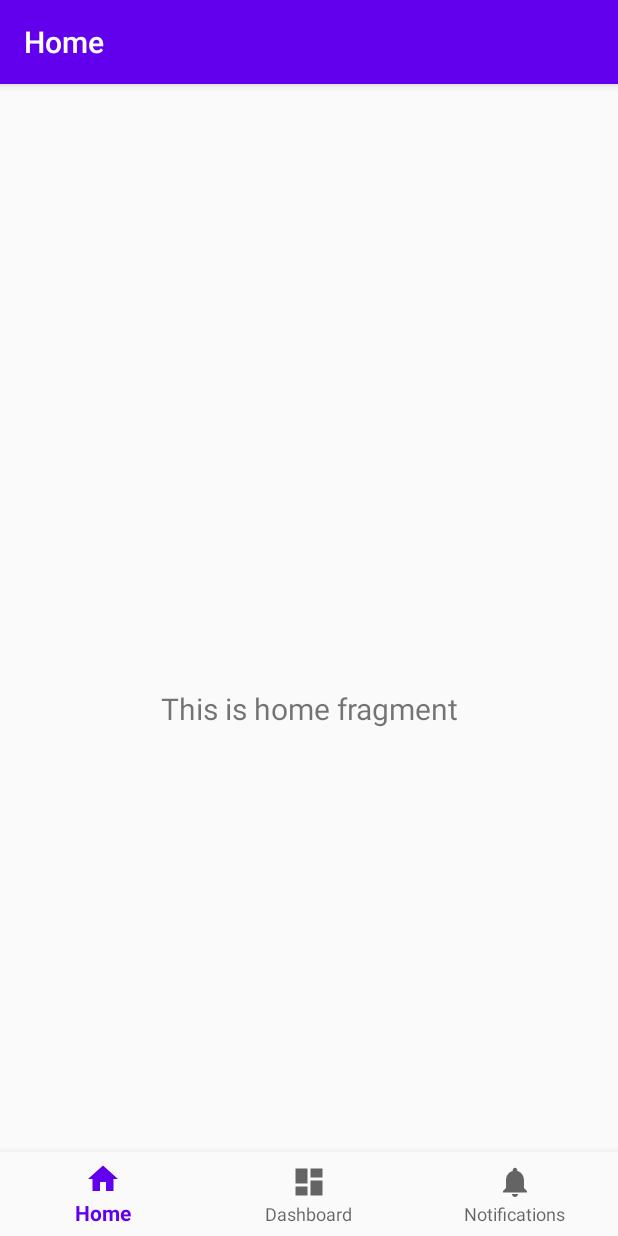
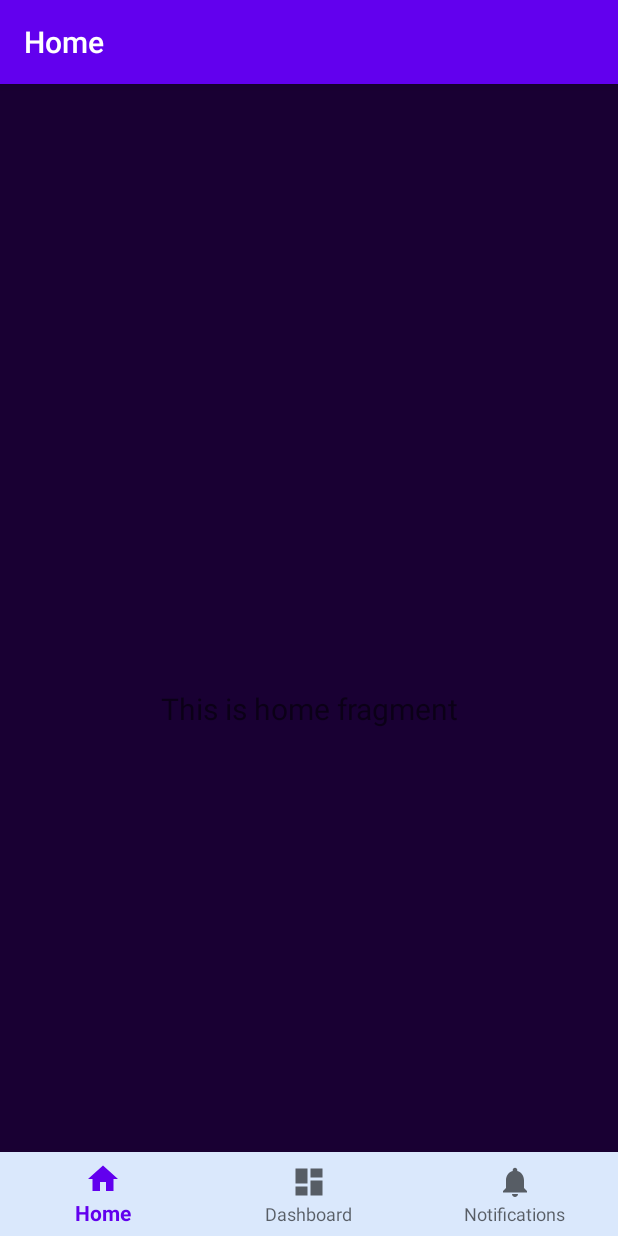
Before and after one commit to Igbooo/SleepTracker, an Android app: the screen it shows after launch (MainActivity), on a phone screen of 412 x 824 dp. Run offline under Robolectric (Android 15) with nearby library versions, the phone set to English and light mode, and no system bars; our stand-ins replace navigation-ui.

Commit message:
Set up app wide colors and set them as backgrounds
Adds the colors from design to colors.xml and sets them as the backgrounds for the app and nav-bar

```diff
--- a/app/src/main/res/layout/activity_main.xml
+++ b/app/src/main/res/layout/activity_main.xml
@@ -4,15 +4,14 @@
     android:id="@+id/container"
     android:layout_width="match_parent"
     android:layout_height="match_parent"
+    android:background="@color/sleepPurple"
     android:paddingTop="?attr/actionBarSize">
 
     <com.google.android.material.bottomnavigation.BottomNavigationView
         android:id="@+id/nav_view"
         android:layout_width="0dp"
         android:layout_height="wrap_content"
-        android:layout_marginStart="0dp"
-        android:layout_marginEnd="0dp"
-        android:background="?android:attr/windowBackground"
+        android:background="@color/sleepBlue"
         app:layout_constraintBottom_toBottomOf="parent"
         app:layout_constraintLeft_toLeftOf="parent"
         app:layout_constraintRight_toRightOf="parent"
--- a/app/src/main/res/values/colors.xml
+++ b/app/src/main/res/values/colors.xml
@@ -3,4 +3,8 @@
     <color name="colorPrimary">#6200EE</color>
     <color name="colorPrimaryDark">#3700B3</color>
     <color name="colorAccent">#03DAC5</color>
+    <color name="sleepPurple">#190033</color>
+    <color name="sleepBlue">#DAE8FC</color>
+    <color name="sleepBlueOutline">#6C8EBF</color>
+    <color name="sleepOrange">#FF8000</color>
 </resources>
```
